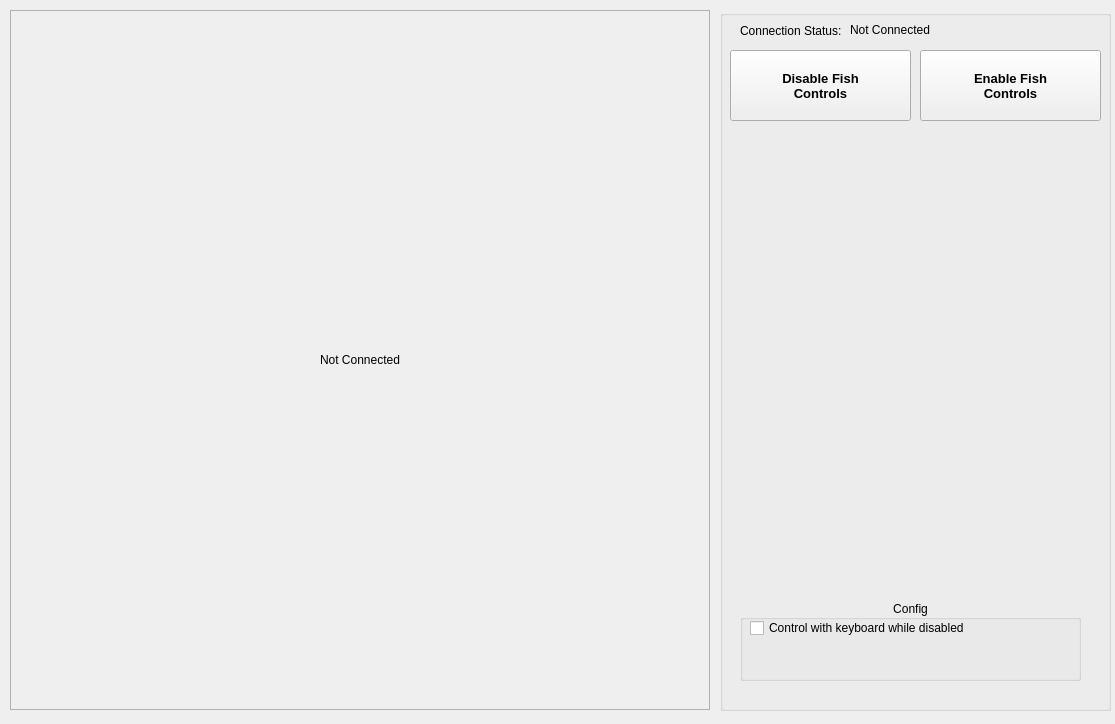
Old version of the form Driver-Station/driverstation.ui in the repository alljiang/Fish-Tank.
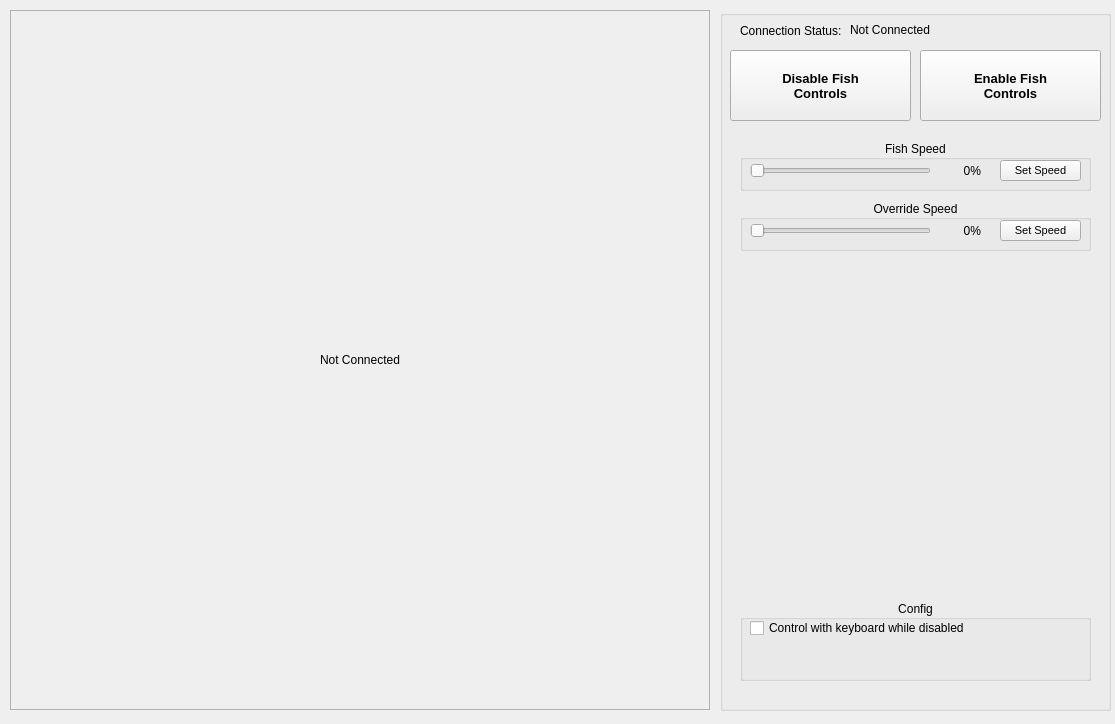
New version of the form.

```diff
--- a/Driver-Station/driverstation.ui
+++ b/Driver-Station/driverstation.ui
@@ -31,7 +31,7 @@
       <rect>
        <x>20</x>
        <y>590</y>
-       <width>341</width>
+       <width>351</width>
        <height>81</height>
       </rect>
      </property>
@@ -127,6 +127,146 @@
       <string>Not Connected</string>
      </property>
     </widget>
+    <widget class="QGroupBox" name="groupBox_3">
+     <property name="geometry">
+      <rect>
+       <x>20</x>
+       <y>130</y>
+       <width>351</width>
+       <height>51</height>
+      </rect>
+     </property>
+     <property name="title">
+      <string>Fish Speed</string>
+     </property>
+     <property name="alignment">
+      <set>Qt::AlignCenter</set>
+     </property>
+     <widget class="QSlider" name="slider_fish_speed">
+      <property name="geometry">
+       <rect>
+        <x>10</x>
+        <y>20</y>
+        <width>181</width>
+        <height>22</height>
+       </rect>
+      </property>
+      <property name="maximum">
+       <number>100</number>
+      </property>
+      <property name="orientation">
+       <enum>Qt::Horizontal</enum>
+      </property>
+     </widget>
+     <widget class="QLabel" name="label_fish_speed">
+      <property name="geometry">
+       <rect>
+        <x>200</x>
+        <y>20</y>
+        <width>41</width>
+        <height>21</height>
+       </rect>
+      </property>
+      <property name="text">
+       <string>0%</string>
+      </property>
+      <property name="alignment">
+       <set>Qt::AlignRight|Qt::AlignTrailing|Qt::AlignVCenter</set>
+      </property>
+     </widget>
+     <widget class="QPushButton" name="btn_fish_speed">
+      <property name="geometry">
+       <rect>
+        <x>260</x>
+        <y>20</y>
+        <width>81</width>
+        <height>21</height>
+       </rect>
+      </property>
+      <property name="font">
+       <font>
+        <family>MS Shell Dlg 2</family>
+        <pointsize>8</pointsize>
+        <weight>50</weight>
+        <bold>false</bold>
+        <kerning>true</kerning>
+       </font>
+      </property>
+      <property name="text">
+       <string>Set Speed</string>
+      </property>
+     </widget>
+    </widget>
+    <widget class="QGroupBox" name="overrideGroupBox">
+     <property name="geometry">
+      <rect>
+       <x>20</x>
+       <y>190</y>
+       <width>351</width>
+       <height>51</height>
+      </rect>
+     </property>
+     <property name="title">
+      <string>Override Speed</string>
+     </property>
+     <property name="alignment">
+      <set>Qt::AlignCenter</set>
+     </property>
+     <widget class="QSlider" name="slider_override_speed">
+      <property name="geometry">
+       <rect>
+        <x>10</x>
+        <y>20</y>
+        <width>181</width>
+        <height>22</height>
+       </rect>
+      </property>
+      <property name="maximum">
+       <number>100</number>
+      </property>
+      <property name="orientation">
+       <enum>Qt::Horizontal</enum>
+      </property>
+     </widget>
+     <widget class="QLabel" name="label_override_speed">
+      <property name="geometry">
+       <rect>
+        <x>200</x>
+        <y>20</y>
+        <width>41</width>
+        <height>21</height>
+       </rect>
+      </property>
+      <property name="text">
+       <string>0%</string>
+      </property>
+      <property name="alignment">
+       <set>Qt::AlignRight|Qt::AlignTrailing|Qt::AlignVCenter</set>
+      </property>
+     </widget>
+     <widget class="QPushButton" name="btn_override_speed">
+      <property name="geometry">
+       <rect>
+        <x>260</x>
+        <y>20</y>
+        <width>81</width>
+        <height>21</height>
+       </rect>
+      </property>
+      <property name="font">
+       <font>
+        <family>MS Shell Dlg 2</family>
+        <pointsize>8</pointsize>
+        <weight>50</weight>
+        <bold>false</bold>
+        <kerning>true</kerning>
+       </font>
+      </property>
+      <property name="text">
+       <string>Set Speed</string>
+      </property>
+     </widget>
+    </widget>
    </widget>
    <widget class="QLabel" name="view_camera">
     <property name="geometry">
```
